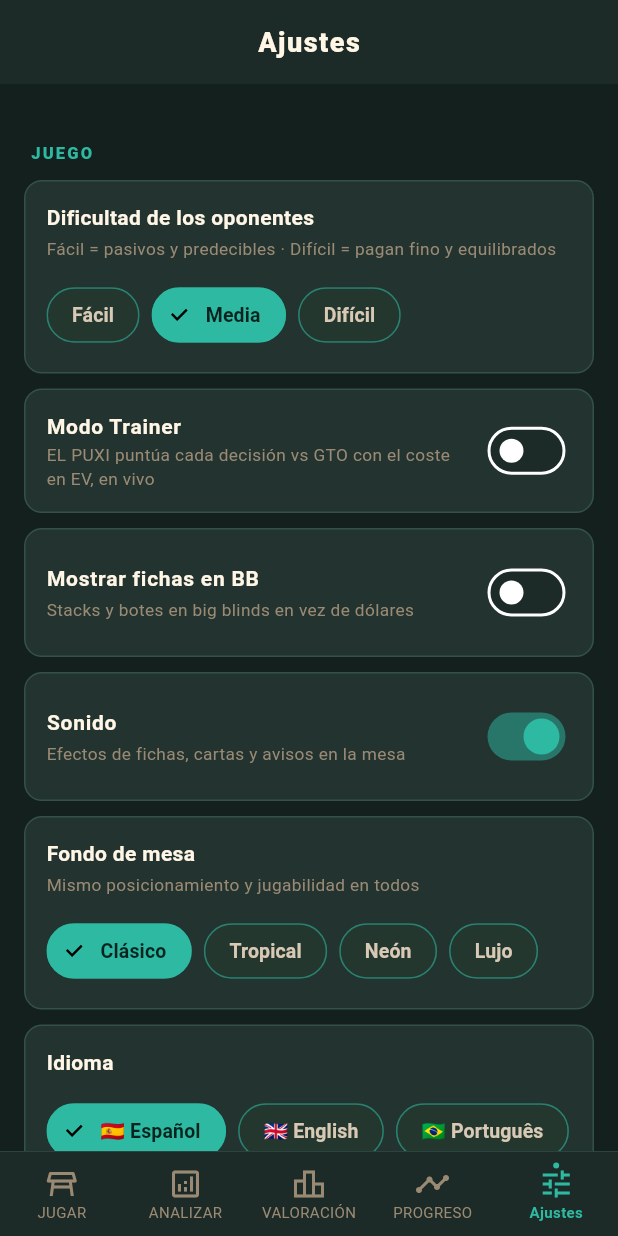
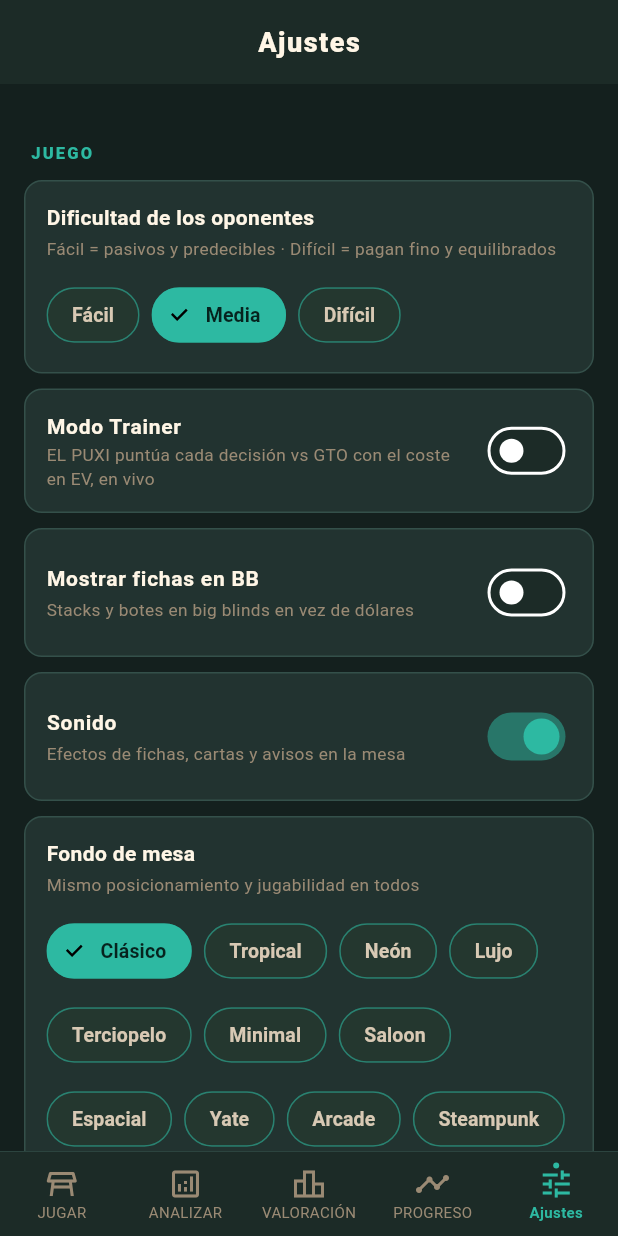
Before and after one commit to natxocasino17/poker-gto-trainer-2, a Flutter app: the screen it shows after launch, item 5 of the bottom bar chosen, on a phone screen of 412 x 824 dp. Run offline on Flutter 3.47's test engine with Material 3 defaults, Android fonts, the phone set to English and light mode, and no system bars; our stand-ins replace audioplayers, shared_preferences.

Commit message:
7 fondos nuevos (Terciopelo/Minimal/Saloon/Espacial/Yate/Arcade/Steampunk) + scale por fondo
Todas 941x1672 (mismo ratio). El ancho del fieltro varia entre ellas, asi que
TableBackground lleva un factor 'scale' que ajusta el radio de fichas y boton
dealer para que queden sobre el fieltro en cada una (estrechos<1, anchos>1).

```diff
--- a/lib/core/constants/table_backgrounds.dart
+++ b/lib/core/constants/table_backgrounds.dart
@@ -9,7 +9,12 @@ class TableBackground {
   /// fills the table area (deck + felt + rail baked into the image).
   final String? asset;
 
-  const TableBackground(this.name, this.asset);
+  /// Felt-width factor relative to the standard image table (1.0). Lower for
+  /// narrower felts (pull chips/dealer inward), higher for wider ones, so the
+  /// bet chips and dealer button always sit ON the felt.
+  final double scale;
+
+  const TableBackground(this.name, this.asset, {this.scale = 1.0});
 }
 
 const List<TableBackground> kTableBackgrounds = [
@@ -17,4 +22,11 @@ const List<TableBackground> kTableBackgrounds = [
   TableBackground('Tropical', 'assets/backgrounds/tropical.png'),
   TableBackground('Neón', 'assets/backgrounds/neon.png'),
   TableBackground('Lujo', 'assets/backgrounds/luxury.png'),
+  TableBackground('Terciopelo', 'assets/backgrounds/bg1.png', scale: 0.85),
+  TableBackground('Minimal', 'assets/backgrounds/bg2.png', scale: 0.80),
+  TableBackground('Saloon', 'assets/backgrounds/bg3.png', scale: 1.05),
+  TableBackground('Espacial', 'assets/backgrounds/bg4.png', scale: 0.82),
+  TableBackground('Yate', 'assets/backgrounds/bg5.png', scale: 0.98),
+  TableBackground('Arcade', 'assets/backgrounds/bg6.png', scale: 1.08),
+  TableBackground('Steampunk', 'assets/backgrounds/bg7.png', scale: 0.92),
 ];
```
Also changed, not shown: lib/presentation/screens/play/play_screen.dart (+6 -5 lines), assets/backgrounds/bg1.png (added), assets/backgrounds/bg2.png (added), assets/backgrounds/bg3.png (added), assets/backgrounds/bg4.png (added), assets/backgrounds/bg5.png (added), assets/backgrounds/bg6.png (added), 1 other file.
